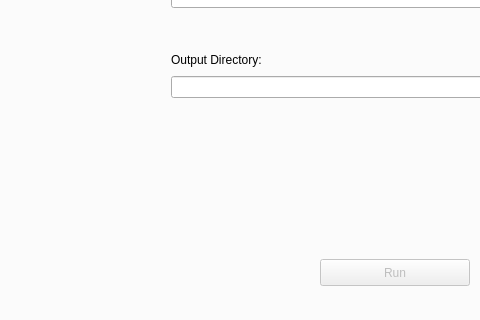
First picture: the form in mainwindow.ui, repository nintendops/T1T2FiberAnalyzer, before the edit; both pictures show x 103 to 583 and y 167 to 487 of the 1117 by 582 pixel window.
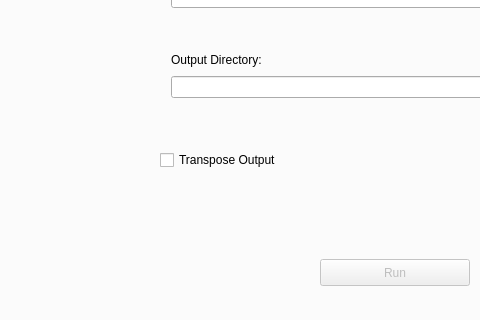
Second picture: the form after the edit. The open tabs and pages were chosen to show the change.

Commit message: Transpose Output Option; Output rearrangement; Output csv per fiber;

Diff of the .ui file:
```diff
--- a/mainwindow.ui
+++ b/mainwindow.ui
@@ -762,6 +762,19 @@
          </item>
         </layout>
        </widget>
+       <widget class="QCheckBox" name="TransposeCheckbox">
+        <property name="geometry">
+         <rect>
+          <x>250</x>
+          <y>260</y>
+          <width>161</width>
+          <height>22</height>
+         </rect>
+        </property>
+        <property name="text">
+         <string>Transpose Output</string>
+        </property>
+       </widget>
       </widget>
       <widget class="QWidget" name="tab_3">
        <attribute name="title">
```
Left out of the diff: 2 changed lines with no effect on the pictures. The commit also changes 3 other files.
